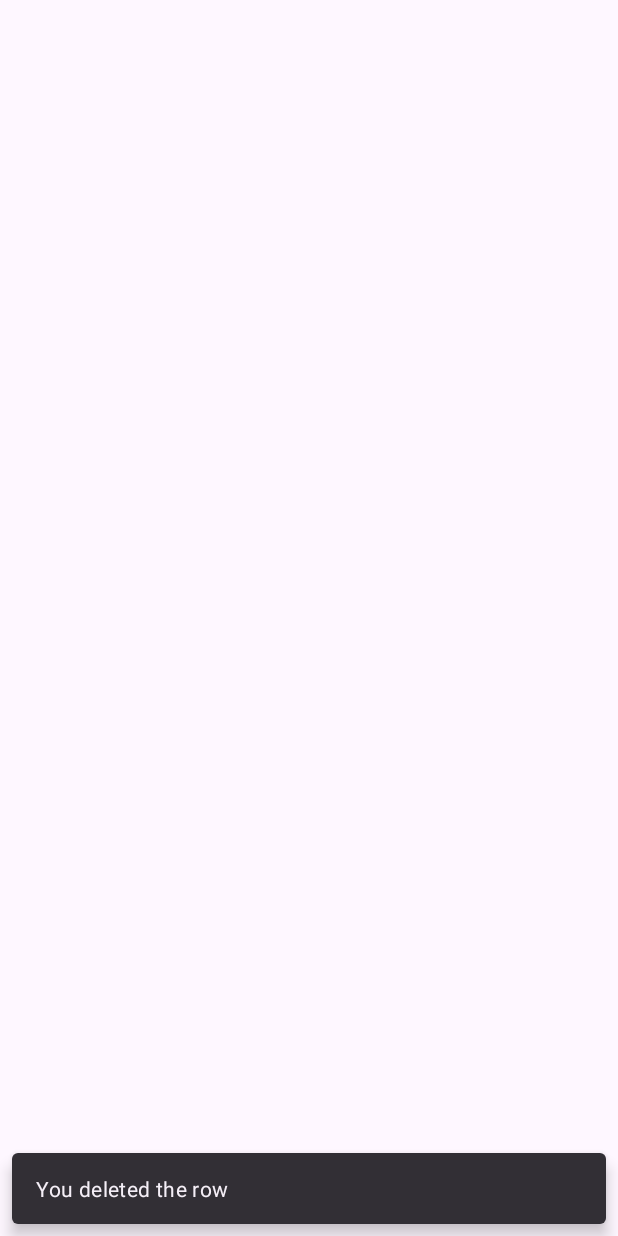
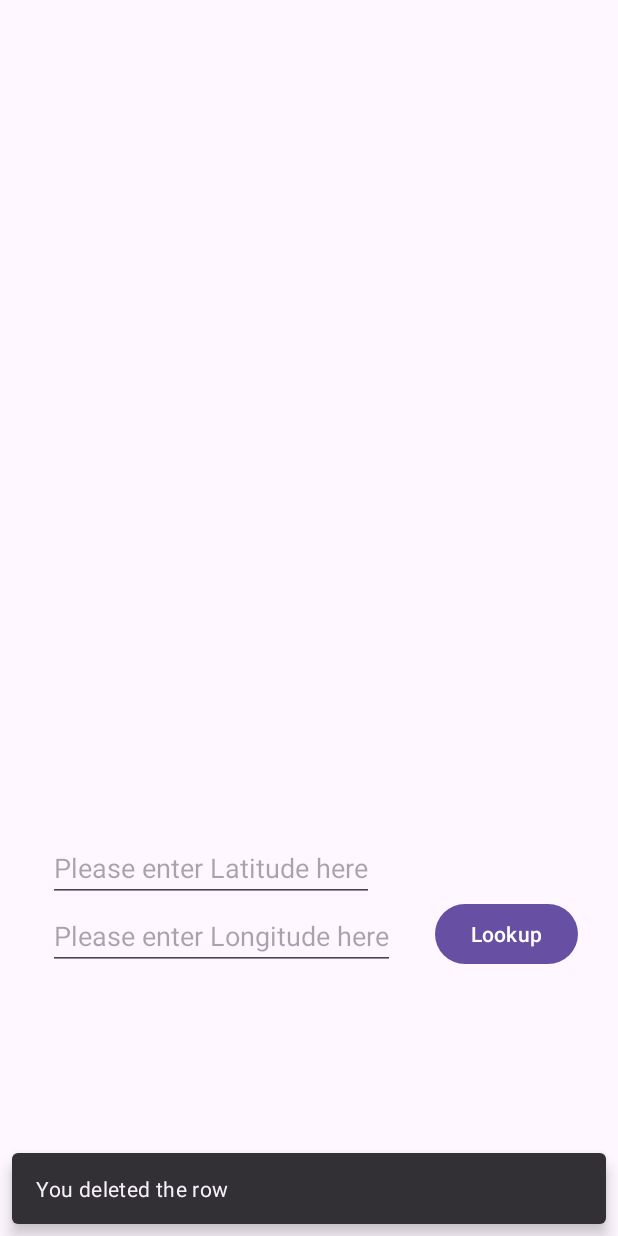
Before and after one commit to wangguosheng0924/FinalProject_Fall23, an Android app: the SunriseMain screen opened directly, with no data from a screen before it, on a phone screen of 412 x 824 dp. Run offline under Robolectric (Android 15) with nearby library versions, the phone set to English and light mode, and no system bars.

Commit message:
finished requirement5

```diff
--- a/app/src/main/java/algonquin/cst2335/finalproject_fall23/SunriseMain.java
+++ b/app/src/main/java/algonquin/cst2335/finalproject_fall23/SunriseMain.java
@@ -50,7 +50,7 @@ public class SunriseMain extends AppCompatActivity {
 
         // Show a Snackbar
         Snackbar.make(binding.getRoot(), "You deleted the row", Snackbar.LENGTH_LONG)
-                .show();
+                  .show();
 
         // Show a AlertDialog
         AlertDialog.Builder builder = new AlertDialog.Builder(SunriseMain.this);
@@ -58,7 +58,17 @@ public class SunriseMain extends AppCompatActivity {
         builder.setMessage("Do you want to delete the message?");
         builder.setNegativeButton("No", (btn, obj) -> {/*if no is clicked*/});
         builder.setPositiveButton("Yes", (p1, p2) -> {
+// code here
+
         });
         builder.create().show();
-    }
+
+
+        // Click handler for the buttonLookup
+        binding.buttonLookup.setOnClickListener(click ->{
+            String newLatitude = binding.editTextLatitude.getText().toString();
+            String newLongitude = binding.editTextLongitude.getText().toString();
+// code here
+        });
+    };
 }
--- a/app/src/main/res/layout/activity_sunrise_main.xml
+++ b/app/src/main/res/layout/activity_sunrise_main.xml
@@ -11,12 +11,43 @@
         android:id="@+id/recyclerViewResults"
         android:layout_width="0dp"
         android:layout_height="0dp"
+        app:layout_constraintBottom_toBottomOf="parent"
+        app:layout_constraintEnd_toEndOf="parent"
+        app:layout_constraintHorizontal_bias="1.0"
         app:layout_constraintStart_toStartOf="parent"
+        app:layout_constraintTop_toTopOf="parent"
+        app:layout_constraintVertical_bias="1.0" />
+
+    <!-- EditText for entering latitude -->
+    <EditText
+        android:id="@+id/editTextLatitude"
+        android:layout_width="wrap_content"
+        android:layout_height="wrap_content"
+        android:layout_marginStart="32dp"
+        android:layout_marginTop="556dp"
+        android:hint="Please enter Latitude here"
+        app:layout_constraintStart_toStartOf="parent"
+        app:layout_constraintTop_toTopOf="parent" />
+
+    <!-- EditText for entering longitude -->
+    <EditText
+        android:id="@+id/editTextLongitude"
+        android:layout_width="wrap_content"
+        android:layout_height="wrap_content"
+        android:layout_below="@id/editTextLatitude"
+        android:hint="Please enter Longitude here"
+        app:layout_constraintStart_toStartOf="@+id/editTextLatitude"
+        app:layout_constraintTop_toBottomOf="@+id/editTextLatitude" />
+
+    <!-- Button to trigger the lookup -->
+    <Button
+        android:id="@+id/buttonLookup"
+        android:layout_width="wrap_content"
+        android:layout_height="wrap_content"
+        android:layout_below="@id/editTextLongitude"
+        android:text="Lookup"
+        app:layout_constraintBottom_toBottomOf="@+id/editTextLongitude"
         app:layout_constraintEnd_toEndOf="parent"
-        app:layout_constraintTop_toTopOf="parent"
-        app:layout_constraintBottom_toBottomOf="parent"/>
-
-
-
+        app:layout_constraintStart_toEndOf="@+id/editTextLongitude" />
 
 </androidx.constraintlayout.widget.ConstraintLayout>
```
